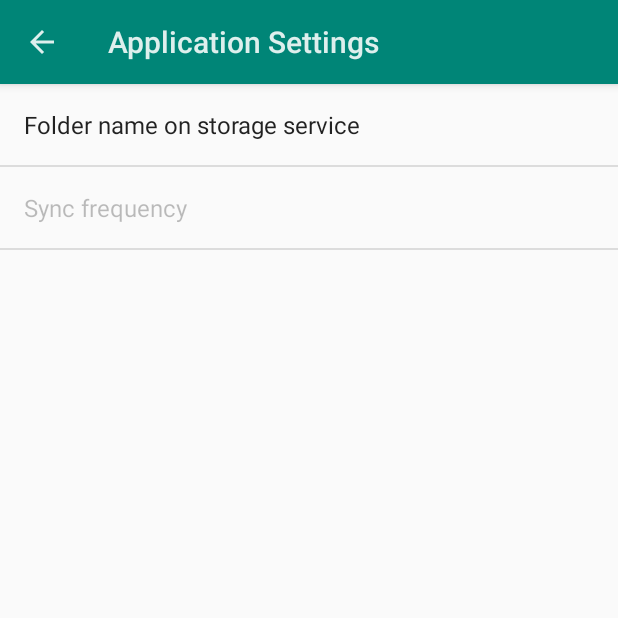
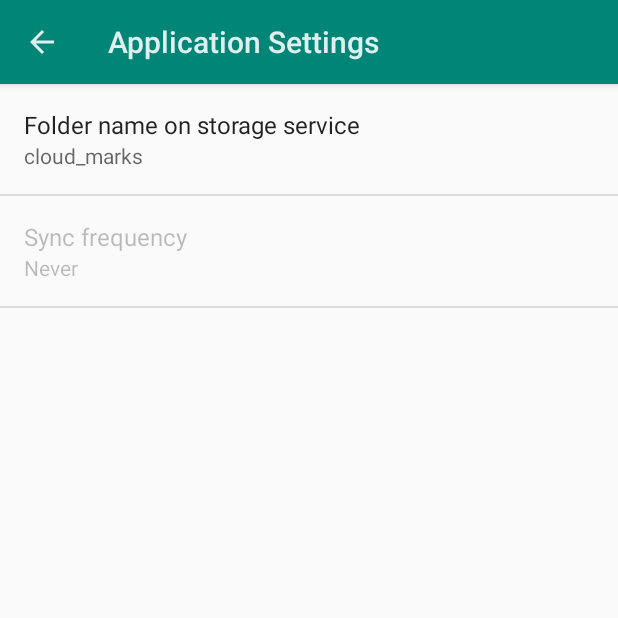
Before and after one commit to xia-sava/cloud-marks-android, an Android app: the SettingsActivity screen opened directly, with no data from a screen before it, after a tap on "Application Settings", on a phone screen of 412 x 824 dp, the top half of it. Run offline under Robolectric (Android 15) with nearby library versions, the phone set to English and light mode, and no system bars; libraries missing offline, so code that uses them is left out: com.google.api.client, io.realm.

Commit message:
設定画面でサマリに値を表示するやつを良い感じにした

```diff
--- a/app/src/main/java/to/sava/cloudmarksandroid/activities/SettingsActivity.kt
+++ b/app/src/main/java/to/sava/cloudmarksandroid/activities/SettingsActivity.kt
@@ -24,44 +24,23 @@ import to.sava.cloudmarksandroid.libs.GoogleDriveStorage
 import to.sava.cloudmarksandroid.libs.Settings
 import java.io.IOException
 
-/**
- * A [PreferenceActivity] that presents a set of application settings. On
- * handset devices, settings are presented as a single list. On tablets,
- * settings are split by category, with category headers shown to the left of
- * the list of settings.
- *
- * See [Android Design: Settings](http://developer.android.com/design/patterns/settings.html)
- * for design guidelines and the [Settings API Guide](http://developer.android.com/guide/topics/ui/settings.html)
- * for more information on developing a Settings UI.
- */
 class SettingsActivity : PreferenceActivity() {
 
     override fun onCreate(savedInstanceState: Bundle?) {
         super.onCreate(savedInstanceState)
-
         actionBar?.setDisplayHomeAsUpEnabled(true)
     }
 
-    /**
-     * {@inheritDoc}
-     */
     override fun onIsMultiPane(): Boolean {
         return this.resources.configuration.screenLayout and
                 Configuration.SCREENLAYOUT_SIZE_MASK >= Configuration.SCREENLAYOUT_SIZE_XLARGE
     }
 
-    /**
-     * {@inheritDoc}
-     */
     @TargetApi(Build.VERSION_CODES.HONEYCOMB)
     override fun onBuildHeaders(target: List<PreferenceActivity.Header>) {
         loadHeadersFromResource(R.xml.pref_headers, target)
     }
 
-    /**
-     * This method stops fragment injection in malicious applications.
-     * Make sure to deny any unknown fragments here.
-     */
     override fun isValidFragment(fragmentName: String): Boolean {
         return PreferenceFragment::class.java.name == fragmentName
                 || ApplicationPreferenceFragment::class.java.name == fragmentName
@@ -77,42 +56,37 @@ class SettingsActivity : PreferenceActivity() {
         return super.onOptionsItemSelected(item)
     }
 
-    /**
-     * This fragment shows general preferences only. It is used when the
-     * activity is showing a two-pane settings UI.
-     */
     @TargetApi(Build.VERSION_CODES.HONEYCOMB)
-    class ApplicationPreferenceFragment : PreferenceFragment(), Preference.OnPreferenceClickListener {
+    class ApplicationPreferenceFragment : PreferenceFragment(),
+            Preference.OnPreferenceChangeListener {
         override fun onCreate(savedInstanceState: Bundle?) {
             super.onCreate(savedInstanceState)
             addPreferencesFromResource(R.xml.pref_application)
             setHasOptionsMenu(true)
 
-            findPreference(getString(R.string.pref_key_app_folder_name)).onPreferenceClickListener = this
-            findPreference(getString(R.string.pref_key_app_autosync)).onPreferenceClickListener = this
+            val sharedPrefs = Settings().pref
+            val ids = listOf(R.string.pref_key_app_folder_name, R.string.pref_key_app_autosync)
+            for (id in ids) {
+                val pref = findPreference(getString(id))
+                pref.onPreferenceChangeListener = this
+                onPreferenceChange(pref, sharedPrefs.getString(pref.key, ""))
+            }
         }
 
-        override fun onPreferenceClick(preference: Preference): Boolean {
-            val value = PreferenceManager
-                    .getDefaultSharedPreferences(preference.context)
-                    .getString(preference.key, "")
+        override fun onPreferenceChange(preference: Preference?, newValue: Any?): Boolean {
             when (preference) {
                 is ListPreference -> {
-                    val index = preference.findIndexOfValue(value)
+                    val index = preference.findIndexOfValue(newValue as String)
                     preference.summary = if (index >= 0) preference.entries[index] else null
                 }
                 else -> {
-                    preference.summary = value
+                    preference?.summary = newValue as String
                 }
             }
             return true
         }
     }
 
-    /**
-     * This fragment shows notification preferences only. It is used when the
-     * activity is showing a two-pane settings UI.
-     */
     @TargetApi(Build.VERSION_CODES.HONEYCOMB)
     class GoogleDrivePreferenceFragment : PreferenceFragment(),
             Preference.OnPreferenceClickListener {
--- a/app/src/main/java/to/sava/cloudmarksandroid/libs/Settings.kt
+++ b/app/src/main/java/to/sava/cloudmarksandroid/libs/Settings.kt
@@ -7,7 +7,7 @@ import to.sava.cloudmarksandroid.R
 
 class Settings {
     val context = CloudMarksAndroidApplication.instance
-    private val pref = PreferenceManager.getDefaultSharedPreferences(CloudMarksAndroidApplication.instance)
+    val pref = PreferenceManager.getDefaultSharedPreferences(CloudMarksAndroidApplication.instance)!!
 
     // アプリ設定
 
--- a/app/src/main/res/values/strings.xml
+++ b/app/src/main/res/values/strings.xml
@@ -55,6 +55,7 @@
     <!-- Settings / Google Drive -->
     <string name="pref_key_google_drive_connection">pref_gdrive_connection</string>
     <string name="pref_title_google_drive_connection">Google Drive Connection</string>
+    <string name="pref_default_google_drive_connection">未接続</string>
     <string name="pref_key_google_drive_account">pref_gdrive_account</string>
 
     <string name="connect_to_google_drive">Google Drive へ接続します</string>
--- a/app/src/main/res/xml/pref_application.xml
+++ b/app/src/main/res/xml/pref_application.xml
@@ -1,6 +1,7 @@
 <PreferenceScreen xmlns:android="http://schemas.android.com/apk/res/android">
 
     <EditTextPreference
+        android:id="@+id/pref_app_folder_name"
         android:capitalize="none"
         android:defaultValue="@string/pref_default_app_folder_name"
         android:inputType="text"
--- a/app/src/main/res/xml/pref_google_drive.xml
+++ b/app/src/main/res/xml/pref_google_drive.xml
@@ -1,9 +1,10 @@
 <PreferenceScreen xmlns:android="http://schemas.android.com/apk/res/android">
 
     <SwitchPreference
+        android:id="@+id/pref_google_drive_connection"
         android:defaultValue="false"
         android:key="@string/pref_key_google_drive_connection"
-        android:title="@string/pref_title_google_drive_connection"
-        android:summary="未接続" />
+        android:summary="@string/pref_default_google_drive_connection"
+        android:title="@string/pref_title_google_drive_connection" />
 
 </PreferenceScreen>
```
